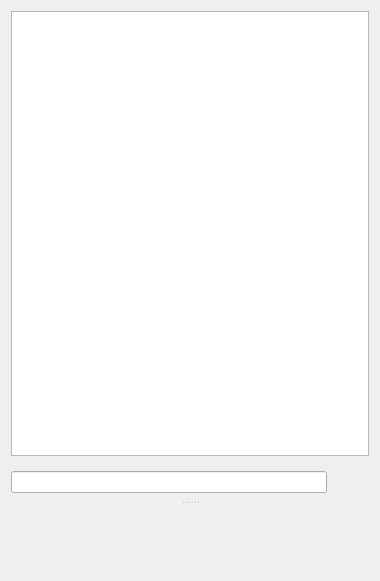
Qt form src/Editor/EditorResourceWidget.ui (RemotelyChaotic/JOIPEngine) before a commit.
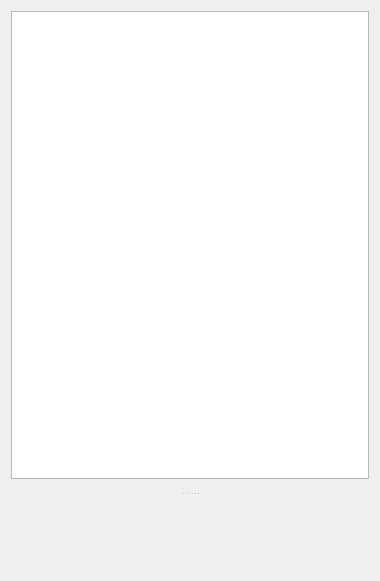
The same form after that commit. Icons and pictures are not drawn. Custom widgets are drawn as their Qt base class.

```diff
--- a/src/Editor/EditorResourceWidget.ui
+++ b/src/Editor/EditorResourceWidget.ui
@@ -65,59 +65,7 @@
         </widget>
        </item>
        <item row="1" column="0">
-        <widget class="QWidget" name="widget_2" native="true">
-         <layout class="QHBoxLayout" name="horizontalLayout_2">
-          <property name="spacing">
-           <number>10</number>
-          </property>
-          <property name="leftMargin">
-           <number>0</number>
-          </property>
-          <property name="topMargin">
-           <number>0</number>
-          </property>
-          <property name="rightMargin">
-           <number>0</number>
-          </property>
-          <property name="bottomMargin">
-           <number>0</number>
-          </property>
-          <item>
-           <widget class="QLineEdit" name="pFilterLineEdit"/>
-          </item>
-          <item>
-           <widget class="QLabel" name="label">
-            <property name="sizePolicy">
-             <sizepolicy hsizetype="Fixed" vsizetype="Fixed">
-              <horstretch>0</horstretch>
-              <verstretch>0</verstretch>
-             </sizepolicy>
-            </property>
-            <property name="minimumSize">
-             <size>
-              <width>32</width>
-              <height>32</height>
-             </size>
-            </property>
-            <property name="maximumSize">
-             <size>
-              <width>32</width>
-              <height>32</height>
-             </size>
-            </property>
-            <property name="text">
-             <string/>
-            </property>
-            <property name="pixmap">
-             <pixmap resource="../../resources.qrc">:/resources/img/ButtonSearch.png</pixmap>
-            </property>
-            <property name="scaledContents">
-             <bool>true</bool>
-            </property>
-           </widget>
-          </item>
-         </layout>
-        </widget>
+        <widget class="CSearchWidget" name="pFilter" native="true"/>
        </item>
       </layout>
      </widget>
@@ -133,6 +81,12 @@
    <header>Widgets/ResourceDisplayWidget.h</header>
    <container>1</container>
   </customwidget>
+  <customwidget>
+   <class>CSearchWidget</class>
+   <extends>QWidget</extends>
+   <header>Widgets/SearchWidget.h</header>
+   <container>1</container>
+  </customwidget>
  </customwidgets>
  <resources>
   <include location="../../resources.qrc"/>
```
Left out of the diff: 4 changed lines with no effect on the pictures.
